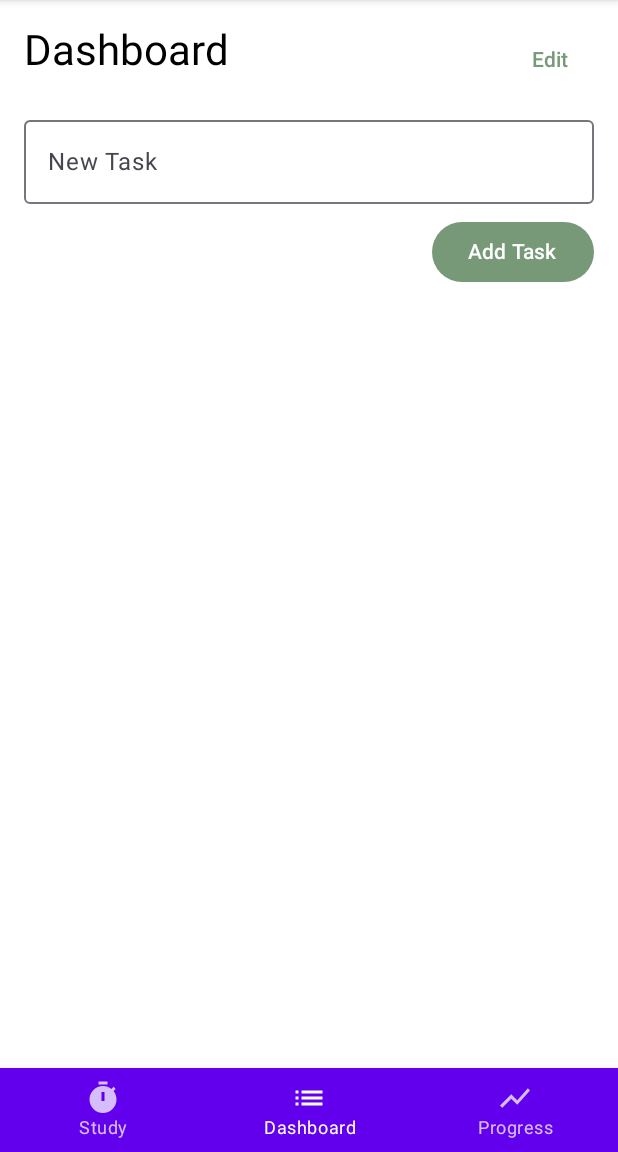
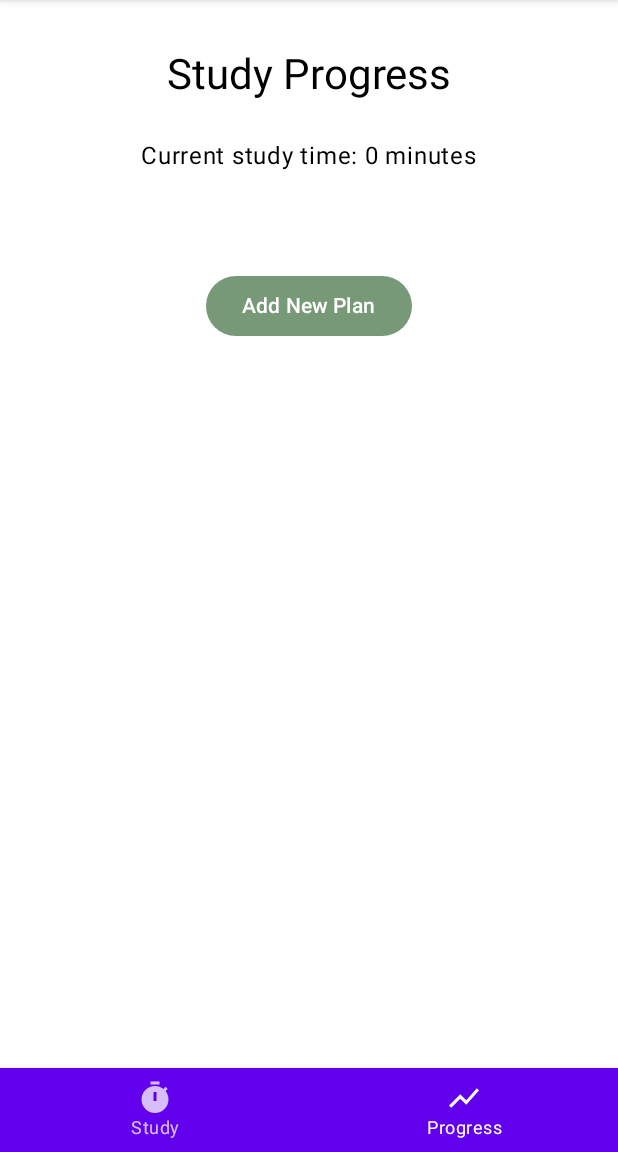
Before and after one commit to unvde/StudyTimeManager, an Android app built with Jetpack Compose: the screen it shows after launch (MainActivity), item 2 of the bottom bar chosen, on a phone screen of 412 x 824 dp, the part 84-1236 px from its top. Run offline under Robolectric (Android 15) with nearby library versions, the phone set to English and light mode, and no system bars; our stand-ins replace Room's generated code.

```diff
--- a/app/src/main/java/com/example/studytimemanager/MainActivity.kt
+++ b/app/src/main/java/com/example/studytimemanager/MainActivity.kt
@@ -1,19 +1,21 @@
 package com.example.studytimemanager
 
+import android.app.Application
 import android.os.Bundle
 import androidx.activity.ComponentActivity
 import androidx.activity.compose.setContent
 import androidx.compose.foundation.layout.*
-import androidx.compose.foundation.layout.navigationBarsPadding
 import androidx.compose.material.*
 import androidx.compose.material.icons.Icons
-import androidx.compose.material.icons.filled.List
 import androidx.compose.material.icons.filled.ShowChart
 import androidx.compose.material.icons.filled.Timer
 import androidx.compose.runtime.*
 import androidx.compose.ui.Modifier
+import androidx.compose.ui.platform.LocalContext
 import androidx.compose.ui.tooling.preview.Preview
+import androidx.lifecycle.viewmodel.compose.viewModel
 import com.example.studytimemanager.ui.*
+import com.example.studytimemanager.ui.ProgressScreen
 import com.example.studytimemanager.ui.theme.StudyTimeManagerTheme
 import com.example.studytimemanager.viewmodel.*
 
@@ -32,13 +34,15 @@ class MainActivity : ComponentActivity() {
 fun StudyTimeManagerApp() {
     var selectedScreen by remember { mutableStateOf("Study") }
 
-    val taskViewModel = remember { TaskViewModel() }
-    val studyViewModel = remember { ProgressViewModel() }
-    val sessionViewModel = remember { StudySessionViewModel() }
+    // Pass application context directly
+    val context = LocalContext.current.applicationContext as Application
+    val studyViewModel = remember { ProgressViewModel(context) }
+    val sessionViewModel = remember { StudySessionViewModel(context) }
+    val taskViewModel: TaskViewModel = viewModel()  // Add this line to initialize taskViewModel
 
     Scaffold(
         topBar = {
-            TopAppBar(title = { Text("Study Time Manager") })
+            TopAppBar(title = { Text(text = "Study Time Manager") })
         },
         bottomBar = {
             BottomNavigation(modifier = Modifier.fillMaxWidth().navigationBarsPadding()) {
@@ -47,12 +51,6 @@ fun StudyTimeManagerApp() {
                     onClick = { selectedScreen = "Study" },
                     icon = { Icon(Icons.Filled.Timer, contentDescription = "Study") },
                     label = { Text("Study") }
-                )
-                BottomNavigationItem(
-                    selected = (selectedScreen == "Dashboard"),
-                    onClick = { selectedScreen = "Dashboard" },
-                    icon = { Icon(Icons.Filled.List, contentDescription = "Dashboard") },
-                    label = { Text("Dashboard") }
                 )
                 BottomNavigationItem(
                     selected = (selectedScreen == "Progress"),
@@ -66,8 +64,8 @@ fun StudyTimeManagerApp() {
         Column(modifier = Modifier.padding(paddingValues)) {
             when (selectedScreen) {
                 "Study" -> StudyTimerScreen(sessionViewModel = sessionViewModel)
-                "Dashboard" -> DashboardScreen(taskViewModel)
-                "Progress" -> ProgressScreen(studyViewModel, sessionViewModel)
+                "Dashboard" -> DashboardScreen(taskViewModel = taskViewModel)  // Pass the taskViewModel here
+                "Progress" -> ProgressScreen(studyViewModel = studyViewModel, sessionViewModel = sessionViewModel)
             }
         }
     }
--- /dev/null
+++ b/app/src/main/java/com/example/studytimemanager/model/StudySessionDao.kt
@@ -0,0 +1,19 @@
+package com.example.studytimemanager.model
+
+import androidx.room.*
+import kotlinx.coroutines.flow.Flow
+
+@Dao
+interface StudySessionDao {
+    @Insert
+    suspend fun insert(studySession: StudySession)
+
+    @Query("SELECT * FROM study_sessions")
+    suspend fun getAllSessions(): List<StudySession>
+
+    @Query("DELETE FROM study_sessions WHERE id = :id")
+    suspend fun removeSession(id: String)
+
+    @Update
+    suspend fun updateSession(studySession: StudySession)
+}
--- /dev/null
+++ b/app/src/main/java/com/example/studytimemanager/model/StudySessionDatabase.kt
@@ -0,0 +1,28 @@
+package com.example.studytimemanager.model
+
+import android.content.Context
+import androidx.room.Database
+import androidx.room.Room
+import androidx.room.RoomDatabase
+
+@Database(entities = [StudySession::class], version = 1, exportSchema = false)
+abstract class StudySessionDatabase : RoomDatabase() {
+    abstract fun studySessionDao(): StudySessionDao
+
+    companion object {
+        @Volatile
+        private var INSTANCE: StudySessionDatabase? = null
+
+        fun getDatabase(context: Context): StudySessionDatabase {
+            return INSTANCE ?: synchronized(this) {
+                val instance = Room.databaseBuilder(
+                    context.applicationContext,
+                    StudySessionDatabase::class.java,
+                    "study_session_database"
+                ).build()
+                INSTANCE = instance
+                instance
+            }
+        }
+    }
+}
--- a/app/src/main/java/com/example/studytimemanager/viewmodel/StudySessionViewModel.kt
+++ b/app/src/main/java/com/example/studytimemanager/viewmodel/StudySessionViewModel.kt
@@ -1,45 +1,27 @@
 package com.example.studytimemanager.viewmodel
 
-import androidx.lifecycle.ViewModel
+import android.app.Application
+import androidx.compose.runtime.getValue
+import androidx.lifecycle.AndroidViewModel
 import androidx.lifecycle.viewModelScope
-import kotlinx.coroutines.Job
-import kotlinx.coroutines.delay
 import kotlinx.coroutines.launch
-import androidx.compose.runtime.getValue
 import androidx.compose.runtime.mutableStateOf
 import androidx.compose.runtime.setValue
 
-class StudySessionViewModel : ViewModel() {
-
-    var totalStudyTime by mutableStateOf(0)
-        private set
-
-    var currentSessionTime by mutableStateOf(0)
-        private set
+class StudySessionViewModel(application: Application) : AndroidViewModel(application) {
 
     var isStudying by mutableStateOf(false)
-        private set
-
-    private var tickJob: Job? = null
+    var currentSessionTime by mutableStateOf(0)
 
     fun startSession() {
-        if (!isStudying) {
-            isStudying = true
-            currentSessionTime = 0
-            tickJob = viewModelScope.launch {
-                while (isStudying) {
-                    delay(1000L)
-                    currentSessionTime++
-                }
-            }
+        isStudying = true
+        viewModelScope.launch {
+            // Add logic for tracking session time
         }
     }
 
     fun stopSession() {
-        if (isStudying) {
-            isStudying = false
-            totalStudyTime += currentSessionTime
-            tickJob?.cancel()
-        }
+        isStudying = false
+        // Optionally save the session to the database
     }
 }
--- /dev/null
+++ b/libs/libs.versions.toml
@@ -0,0 +1,5 @@
+[versions]
+junit = "4.13.2"
+
+[libraries]
+junit = { module = "junit:junit", version.ref = "junit" }
```
Also changed, not shown: app/build.gradle.kts (+8 -0 lines), app/src/main/java/com/example/studytimemanager/model/StudySession.kt (added, +10 -0 lines), app/src/main/java/com/example/studytimemanager/model/StudySessionEntity.kt (added, +12 -0 lines), app/src/main/java/com/example/studytimemanager/ui/Progress.kt (+78 -106 lines), app/src/main/java/com/example/studytimemanager/viewmodel/ProgressViewModel.kt (+68 -21 lines), app/src/main/java/com/example/studytimemanager/model/Task.kt (line endings or trailing spaces), app/src/main/java/com/example/studytimemanager/ui/Study.kt (renamed from app/src/main/java/com/example/studytimemanager/ui/StudyTimer.kt), 1 other file.
